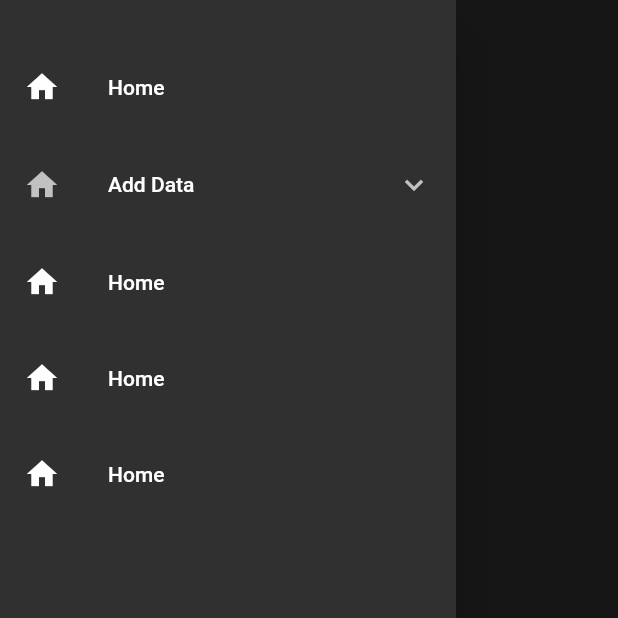
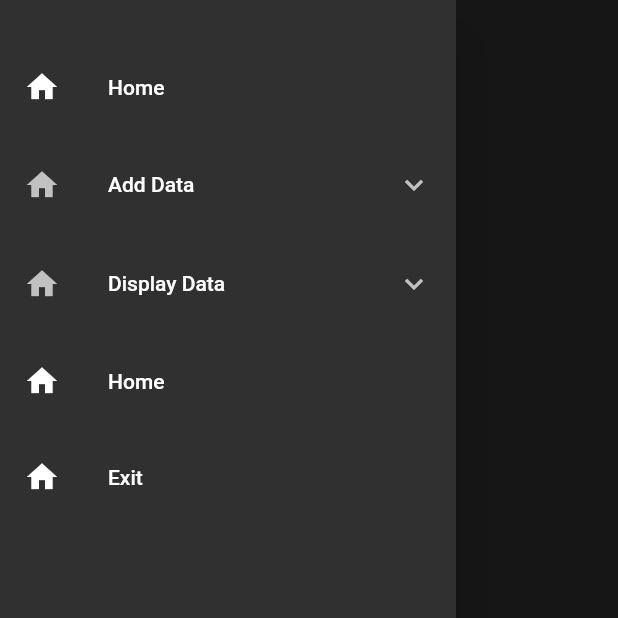
Before and after one commit to dhriti987/EyeKeeper, a Flutter app: the HomeScreen screen opened by its route, with the side drawer open, on a phone screen of 412 x 824 dp, the top half of it. Run offline on Flutter 3.47's test engine with Material 2 defaults, Android fonts, the phone set to English and light mode, and no system bars; our stand-ins replace dio, dropdown_button2, file_picker.

Commit message:
display screen

```diff
--- a/eye_keeper/lib/main.dart
+++ b/eye_keeper/lib/main.dart
@@ -12,7 +12,7 @@ class MyApp extends StatelessWidget {
   Widget build(BuildContext context) {
     return MaterialApp(
       debugShowCheckedModeBanner: false,
-      title: 'Flutter Demo',
+      title: 'Eye Keeper',
       theme: ThemeData.dark(),
       onGenerateRoute: (settings) => RouteGenerator.generateRoute(settings),
       initialRoute: '/',
--- a/eye_keeper/lib/utilities/route_generator.dart
+++ b/eye_keeper/lib/utilities/route_generator.dart
@@ -1,5 +1,6 @@
 import 'package:eye_keeper/screens/add_student_screen.dart';
 import 'package:eye_keeper/screens/add_teacher_screen.dart';
+import 'package:eye_keeper/screens/display_student_screen.dart';
 import 'package:eye_keeper/screens/home_screen.dart';
 import 'package:eye_keeper/screens/login_screen.dart';
 import 'package:flutter/material.dart';
@@ -22,6 +23,12 @@ class RouteGenerator {
       case '/add-student':
         return MaterialPageRoute(builder: (_) => const AddStudent());
 
+      case '/display-student':
+        return MaterialPageRoute(builder: (_) => const DisplayStudent());
+
+      // case '/display-teacher':
+      //   return MaterialPageRoute(builder: (_) => const AddStudent());
+
       default:
         // If there is no such named route in the switch statement
         return _errorRoute();
--- a/eye_keeper/lib/widgets/navigation_drawer.dart
+++ b/eye_keeper/lib/widgets/navigation_drawer.dart
@@ -1,3 +1,5 @@
+import 'dart:io';
+
 import 'package:flutter/material.dart';
 
 class NavigationDrawer extends StatelessWidget {
@@ -31,7 +33,7 @@ class NavigationDrawer extends StatelessWidget {
           leading: const Icon(Icons.home),
           title: const Text('Home'),
           onTap: () {
-            Navigator.pushReplacementNamed(context, '/');
+            Navigator.pushReplacementNamed(context, '/home');
           },
         ),
         ExpansionTile(
@@ -54,10 +56,25 @@ class NavigationDrawer extends StatelessWidget {
             ),
           ],
         ),
-        ListTile(
+        ExpansionTile(
           leading: const Icon(Icons.home),
-          title: const Text('Home'),
-          onTap: () {},
+          title: const Text('Display Data'),
+          children: [
+            ListTile(
+              leading: const Icon(Icons.home),
+              title: const Text('Show All Teacher'),
+              onTap: () {
+                Navigator.pushNamed(context, '/display-teacher');
+              },
+            ),
+            ListTile(
+              leading: const Icon(Icons.home),
+              title: const Text('Show All Student'),
+              onTap: () {
+                Navigator.pushNamed(context, '/display-student');
+              },
+            ),
+          ],
         ),
         ListTile(
           leading: const Icon(Icons.home),
@@ -66,8 +83,10 @@ class NavigationDrawer extends StatelessWidget {
         ),
         ListTile(
           leading: const Icon(Icons.home),
-          title: const Text('Home'),
-          onTap: () {},
+          title: const Text('Exit'),
+          onTap: () {
+            exit(0);
+          },
         ),
       ],
     );
```
Also changed, not shown: eye_keeper/lib/providers/api.dart (added, +8 -0 lines), eye_keeper/lib/screens/display_student_screen.dart (added, +109 -0 lines).
